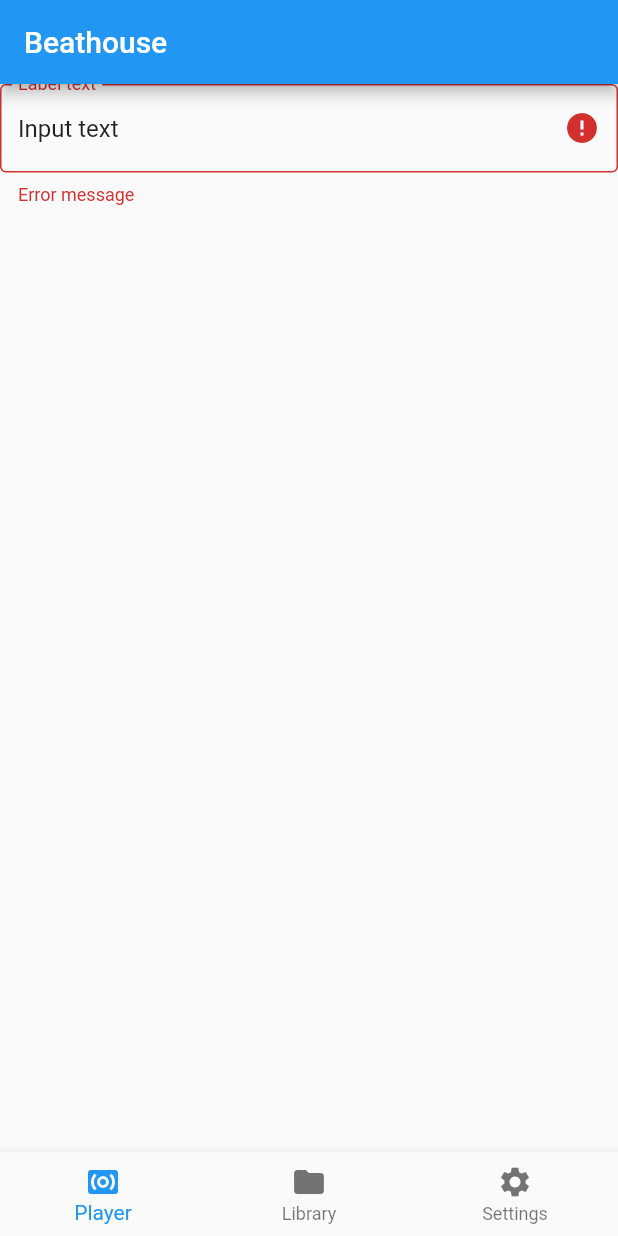
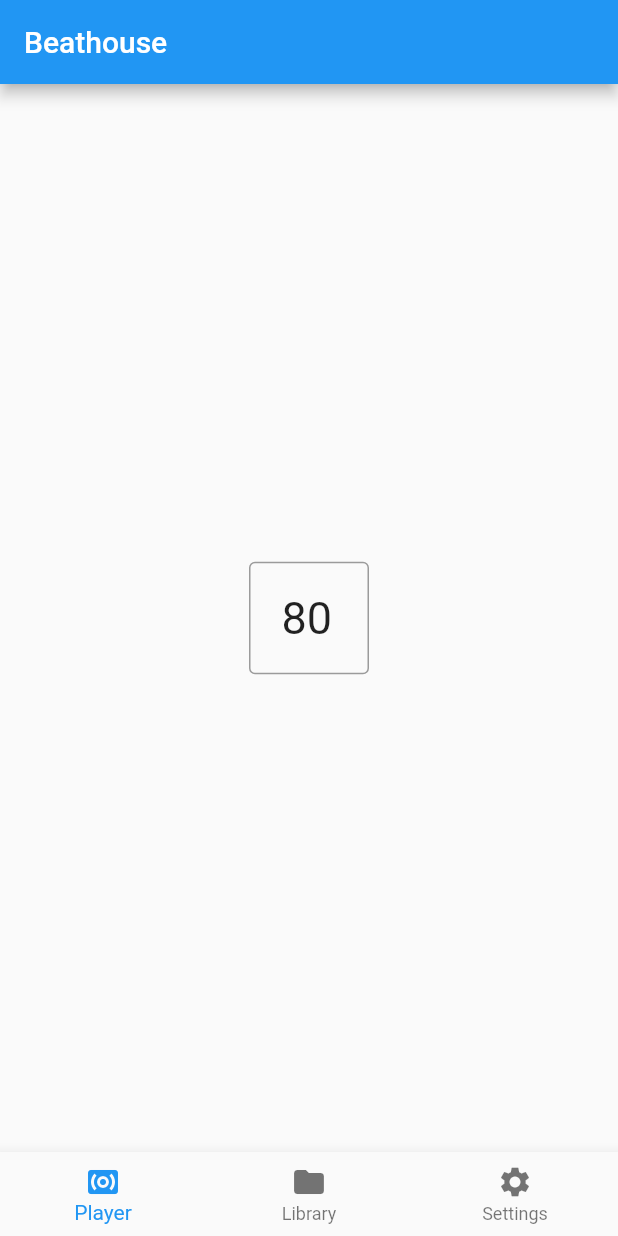
Before and after one commit to matheuslemke/beathouse, a Flutter app: the screen it shows after launch, on a phone screen of 412 x 824 dp. Run offline on Flutter 3.47's test engine with Material 2 defaults, Android fonts, the phone set to English and light mode, and no system bars; our stand-ins replace cloud_firestore, firebase_core, flutter_dotenv; accounts and stored records are empty.

Commit message:
feat: add rhythm box

```diff
--- a/lib/pages/player.dart
+++ b/lib/pages/player.dart
@@ -6,15 +6,21 @@ class Player extends StatelessWidget {
   @override
   Widget build(BuildContext context) {
     return Column(
+      mainAxisAlignment: MainAxisAlignment.center,
       children: [
-        TextFormField(
-          initialValue: 'Input text',
-          decoration: const InputDecoration(
-            labelText: 'Label text',
-            errorText: 'Error message',
-            border: OutlineInputBorder(),
-            suffixIcon: Icon(
-              Icons.error,
+        Align(
+          alignment: Alignment.center,
+          child: SizedBox(
+            width: 80,
+            child: TextFormField(
+              initialValue: '80',
+              keyboardType: TextInputType.number,
+              textAlign: TextAlign.center,
+              showCursor: false,
+              style: const TextStyle(fontSize: 30),
+              decoration: const InputDecoration(
+                border: OutlineInputBorder(),
+              ),
             ),
           ),
         ),
```
